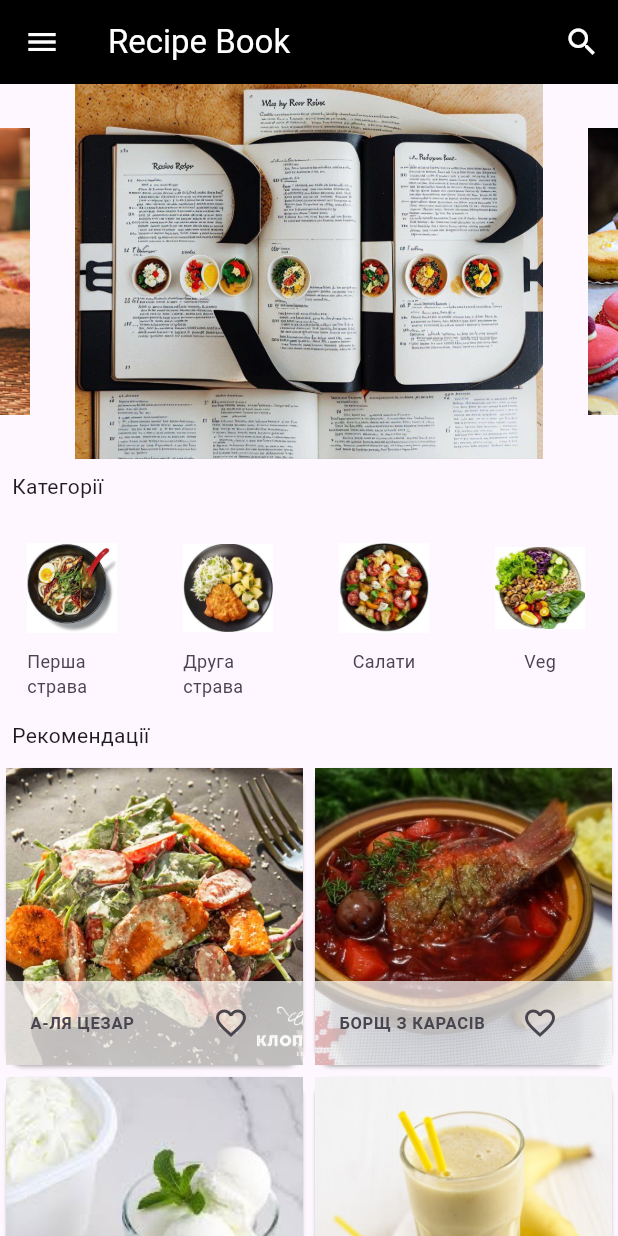
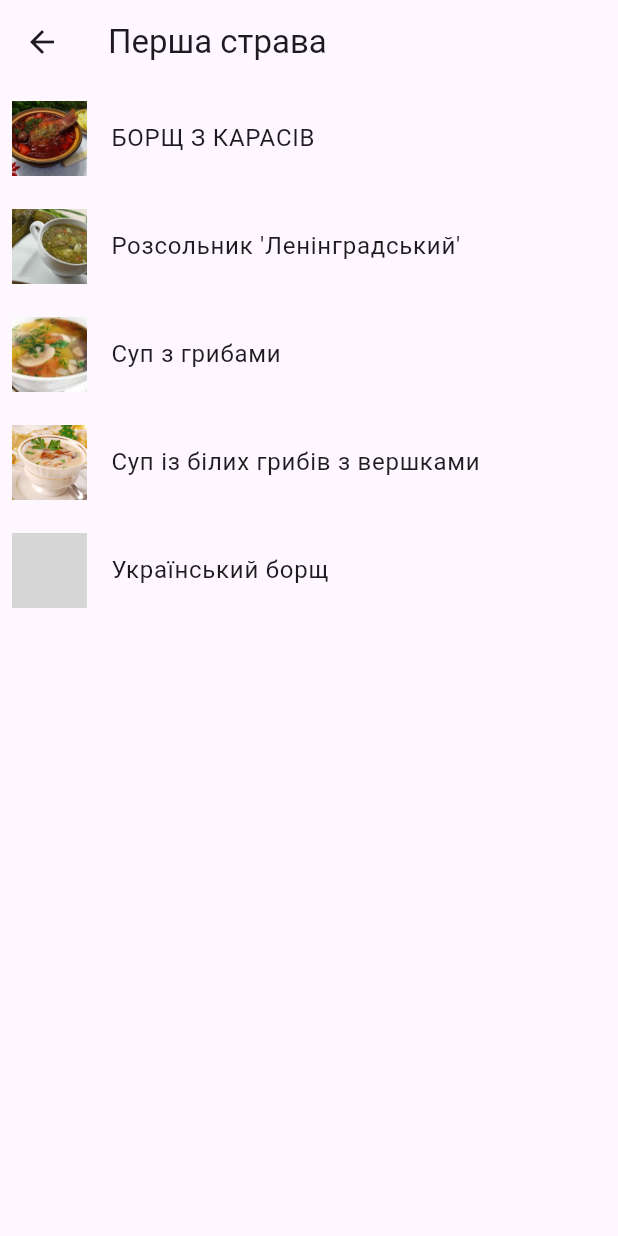
Before and after one commit to Snizanaaaa/recipebook, a Flutter app: the screen it shows after launch, after a tap on "Перша страва", on a phone screen of 412 x 824 dp. Run offline on Flutter 3.47's test engine with Material 3 defaults, Android fonts, the light colour scheme and no system bars; drawn by our look-alikes of carousel_slider; our stand-ins replace firebase_core; accounts and stored records are empty; grey boxes are pictures that could not be loaded.

Commit message:
перша страва і друга

```diff
--- a/lib/componets/horizontral_listview.dart
+++ b/lib/componets/horizontral_listview.dart
@@ -1,4 +1,26 @@
+import 'package:cook_book/componets/ty.dart';
 import 'package:flutter/material.dart';
+import 'prodhorizontal_listview.dart'; // Assuming Category widget is defined in category.dart
+import 'ty.dart';
+void main() => runApp(MyApp());
+
+class MyApp extends StatelessWidget {
+  @override
+  Widget build(BuildContext context) {
+    return MaterialApp(
+      title: 'Горизонтальний список навігації',
+      theme: ThemeData(
+        primarySwatch: Colors.blue,
+      ),
+      home: Scaffold(
+        appBar: AppBar(
+          title: Text('Приклад горизонтального списку'),
+        ),
+        body: HorizontalList(),
+      ),
+    );
+  }
+}
 
 class HorizontalList extends StatelessWidget {
   @override
@@ -7,14 +29,26 @@ class HorizontalList extends StatelessWidget {
       height: 130.0,
       child: ListView(
         scrollDirection: Axis.horizontal,
-        children: const <Widget>[
+        children: <Widget>[
           Category(
             imageLocation: 'assets/images/pomedor/suppomedor.jpg',
             imageCaption: 'Перша страва',
+            onTap: () {
+              Navigator.push(
+                context,
+                MaterialPageRoute(builder: (context) => FirstCourseScreen()),
+              );
+            },
           ),
           Category(
             imageLocation: 'assets/images/pomedor/maincourse.jpg',
             imageCaption: 'Друга страва',
+            onTap: () {
+              Navigator.push(
+                context,
+                MaterialPageRoute(builder: (context) => SecondCourseScreen()),
+              );
+            },
           ),
           Category(
             imageLocation: 'assets/images/pomedor/salatpomedor.jpg',
@@ -45,11 +79,13 @@ class HorizontalList extends StatelessWidget {
 class Category extends StatelessWidget {
   final String imageLocation;
   final String imageCaption;
+  final VoidCallback? onTap;
 
   const Category({
     Key? key,
     required this.imageLocation,
     required this.imageCaption,
+    this.onTap,
   }) : super(key: key);
 
   @override
@@ -57,7 +93,7 @@ class Category extends StatelessWidget {
     return Padding(
       padding: const EdgeInsets.all(2.0),
       child: InkWell(
-        onTap: () {},
+        onTap: onTap,
         child: Container(
           width: 100.0,
           child: ListTile(
--- /dev/null
+++ b/lib/componets/prodhorizontal_listview.dart
@@ -0,0 +1,336 @@
+import 'package:flutter/material.dart';
+
+void main() => runApp(MyApp());
+
+class MyApp extends StatelessWidget {
+  @override
+  Widget build(BuildContext context) {
+    return MaterialApp(
+      title: 'Horizontal List Navigation',
+      theme: ThemeData(
+        primarySwatch: Colors.blue,
+      ),
+      home: Scaffold(
+        appBar: AppBar(
+          title: Text('Horizontal List Example'),
+        ),
+        body: FirstCourseScreen(),
+      ),
+    );
+  }
+}
+
+class FirstCourseScreen extends StatelessWidget {
+  final List<Map<String, dynamic>> dishes = [
+    {
+      "name": "БОРЩ З КАРАСІВ",
+      "picture": "assets/images/products/supzkarasiv.jpg",
+      "cookingTime": 40,
+      "ingredients": [
+        '• 2 л води (+150 мл для овочів)',
+        '• 6 невеликих карасів',
+        '• 1 великий буряк',
+        '• 1 середня цибуля',
+        '• 4 середні картоплі',
+        '• 1 середня морква',
+        '• 200 мл домашнього томатного соку',
+        '• 200 г свіжої капусти',
+        '• 1 ст. л. соняшникової олії',
+        '• 2 лаврових листи',
+        '• 3 горошини духмяного перцю',
+        '• 1 ст. л. борошна',
+        '• 3 ст. л. соняшникової олії',
+        '• сіль та перець до смаку',
+      ],
+      "recipe": [
+        '1. Почистьте від луски та нутрощів рибу. Помийте під проточною водою та обсушіть. Я використав 6 маленьких карасиків.',
+        '2. Посоліть рибини з обох боків та запаніруйте в борошні, в мене пішла приблизно 1 ст. л. борошна.',
+        '3. Розігрійте пательню з 2 ст. л. олії та добре обсмажте карасів з обох сторін до рум’яної скоринки. Перекладіть на паперові рушники, щоб всоталася зайва олія.',
+        '4. Очистьте 1 великий буряк, 1 середню цибулину, 4 середні картоплини та 1 середню морквину. Цибулю поріжте кубиком, а моркву з буряком натріть на тертці.',
+        '5. Цибулю обсмажте у глибокій пательні з 1 ст. л. олії до м’якості. Додайте моркву і буряк, влийте 200 мл домашнього томатного соку і тушкуйте все разом кілька хвилин. Потім додайте 150 мл води, доведіть до кипіння і тушкуйте на повільному вогні 10 хвилин.',
+        '6. Тим часом очищену картоплю поріжте невеликими кубиками, викладіть у каструлю і залийте 2 л води. Варіть на середньому вогні з дрібкою солі 20 хвилин.',
+        '7. Нашаткуйте 200 г свіжої капусти, додайте у каструлю та варіть ще протягом 10 хвилин.',
+        '8. Після цього додайте в каструлю овочі з пательні, 2 лаврових листи, 3 горошини духмяного перцю, сіль та перець до смаку. Залиште на повільному вогні на 5 хвилин.',
+        '9. Додайте до борщу смажених карасів та проваріть все разом протягом кількох хвилин. Подавайте борщ з карасиком у тарілці.',
+      ],
+    },
+    {
+      "name": "Розсольник 'Ленінградський'",
+
+      "picture": "assets/images/van/ros.jpg",
+      "cookingTime": 60,
+      "ingredients": [
+        "Яловичина на кістці - 200-250 г",
+
+
+        "Картопля - 150-200 г",
+
+
+        "Огірки солоні - 2 шт.",
+
+
+        "Рис - 2 ст. ложки",
+
+
+        "Морква - 80 г",
+
+
+        "Цибуля ріпчаста - 70 г",
+
+
+        "Масло рослинне - 2 ст. ложки",
+
+
+        "Томатна паста - 1,5 ст. ложки",
+
+
+        "Петрушка свіжа - за смаком",
+
+
+        "Сіль, перець - за смаком",
+
+
+        "Вода - 2,5 л"
+
+
+      ],
+      "recipe": [
+
+
+        "1. Яловичину вимити, залити холодною водою і поставити на сильний вогонь. Після закипання води зменшити вогонь, зняти піну. Додати сіль за смаком і варити 40-50 хвилин під кришкою.",
+        "2. Дістати реберця з готового бульйону, відокремити м'ясо від кістки і повернути його в бульйон.",
+        "3. Цибулю і моркву нарізати невеликими кубиками. Обсмажити на рослинній олії до м'якості, потім додати томатну пасту, протушкувати кілька хвилин.",
+        "4. Додати до овочів нарізані кубиками огірки і протушкувати до м'якості.",
+        "5. Рис промити та відправити в бульйон. Варити кілька хвилин, потім додати нарізану кубиками картоплю і варити ще 10-12 хвилин.",
+
+
+        "6. Додати смажені овочі до супу і варити ще кілька хвилин до готовності.",
+
+
+        "7. Прикрасити свіжою петрушкою перед подачею. Приправити сіллю і перцем за смаком."
+      ],
+    },
+    {
+      "name": "Суп з грибами",
+      "picture": "assets/images/van/grb.jpg",
+      "cookingTime": 45,
+      "ingredients": [
+        '• Сушені гриби - 50 г',
+        '• Печериці - 600 г',
+        '• Цибуля ріпчаста - 400 г',
+        '• Вершки молочні 20% - 50 мл',
+        '• Молоко - 800 мл',
+        '• Масло вершкове - 50 г',
+        '• Сіль - за смаком',
+      ],
+      "recipe": [
+        '1. Підготуйте сушені гриби, ретельно промийте.',
+        '2. Намочіть гриби у холодній воді на 1-2 години.',
+        '3. Після намочування гриби відкиньте на друкарці.',
+        '4. Пересипайте гриби з цибулею в каструлю, залийте вершками з молоком.',
+        '5. Доведіть до кипіння на середньому вогні, зменшіть його і варіть суп на маленькому вогні ще 15 хвилин, в процесі додавши трохи солі.',
+      ],
+    },
+
+    {
+
+
+        "name": "Суп із білих грибів з вершками",
+      "picture": "assets/images/van/creamgrb.jpg",
+        "cookingTime": 60,
+        "ingredients": [
+          "Білі гриби свіжі – 2 кг",
+          "Оливкова олія – 1 ст.л.",
+          "Вершкове масло – 200 г",
+          "Цибуля ріпчаста – 2 шт.",
+          "Морква – 1 шт.",
+          "Борошно – 0,25 ст.",
+          "Вино біле сухе – 1 ст.",
+          "Вершки жирні – 1 ст.",
+          "Кухонна сіль – за смаком",
+          "Перець чорний мелений – за смаком",
+          "Зелена цибуля – 1 г",
+          "Петрушка – пучок",
+          "Кмин – за смаком"
+        ],
+        "recipe": [
+          "1. Свіжі гриби помити, почистити та порізати. Нагріти оливкову олію разом з 1 ст.л. вершкового масла на середньому вогні у великій сковорідці.",
+          "2. Дрібно порізати цибулю та моркву і додати в сковорідку разом з грибами. Посипати кмином, сіллю і перцем. Смажити овочі та гриби протягом 15 хвилин, доки вони не стануть м'якими.",
+          "3. Додати 6 стаканів холодної води, довести до кипіння, потім зменшити вогонь і варити 30 хвилин.",
+          "4. У іншій каструлі розтопити залишок вершкового масла, додати борошно і смажити до золотистого кольору, помішуючи постійно.",
+          "5. Додати біле сухе вино, варіти 1-2 хвилини, потім поступово додавати гарячий бульйон з грибів, постійно помішуючи, щоб уникнути утворення грудочок.",
+          "6. Довести суп до кипіння, зменшити вогонь і варити ще 10 хвилин.",
+          "7. Додати жирні вершки і сезонувати сіллю та перцем за смаком.",
+          "8. Подавати гарячим, прикрасити нарізаною зеленою цибулею та петрушкою."
+        ],
+    },
+    {
+      "name": "Український борщ",
+      "picture": "assets/images/products/borz.jpg",
+      "cookingTime": 45,
+      "ingredients": [
+        "Свинина, яловичина - до 1 кг",
+        "Морква - 1 шт",
+        "Картопля - 2-3 шт",
+        "Квасоля - 1 склянка",
+        "Корінь петрушки, селера - за смаком",
+        "Червоний буряк - 1-2 шт",
+        "Червоний солодкий перець - 1 шт",
+        "Часник - 2-3 зубчики",
+        "Цибуля - 1 шт",
+        "Капуста білокачанна - 0.5 головки",
+        "Сіль, чорний перець, зелень, гострий перець, лавровий лист, зелень петрушки і кропу, сметана - за смаком",
+        "Томатна паста - 2-3 ст. л"
+      ],
+      "recipe": [
+        "1. Налити холодну воду в каструлю обсягом трохи більше половини, але не більше двох третин. Поставити на вогонь.",
+        "2. Вимити м'ясо, нарізати на шматки по 40-50 грам, додати до води. Довести до кипіння, знімати піну.",
+        "3. Додати лавровий лист, корінь петрушки і селера. Посолити, поперчити за смаком. Варити м'ясний бульйон мінімум годину, поки м'ясо не стане м'яким.",
+        "4. Витягти з бульйону корінь петрушки і лавровий лист. Додати замочену квасоль і варити ще 20 хвилин, доки квасоля не стане трохи м'якшою.",
+        "5. Додати нарізану моркву, цибулю і червоний перець. Варити ще 15 хвилин.",
+        "6. Додати дрібно нарізаний часник і свіжий гострий перець, за смаком.",
+        "7. Почистити і нарізати червоний буряк. Додати в киплячий борщ і варити ще 10 хвилин, доки буряк не стане м'яким.",
+        "8. Додати нарізану картоплю і варити ще 15 хвилин або до того, як картопля буде готовою.",
+        "9. Додати томатну пасту, солі і перцю за смаком. Варити ще 5 хвилин.",
+        "10. Нарізати білокачанну капусту і додати в борщ. Варити ще 5 хвилин.",
+        "11. Додати дрібно нарізану зелень петрушки і кропу. Приправити за смаком сіллю і перцем.",
+        "12. Вимкнути вогонь і дати борщу настоятися до наступного ранку.",
+        "13. Під час подачі подавати з сметаною.",
+        "14. Насолоджуйтеся справжнім українським борщем!"
+      ],
+    },
+
+  ];
+
+  @override
+  Widget build(BuildContext context) {
+    return Scaffold(
+      appBar: AppBar(
+        title: Text('Перша страва'),
+      ),
+      body: ListView.builder(
+        itemCount: dishes.length,
+        itemBuilder: (context, index) {
+          final dish = dishes[index];
+          return ListTile(
+            contentPadding: EdgeInsets.all(8.0),
+            title: Text(dish['name']),
+            leading: Image.asset(
+              dish['picture'],
+              width: 50.0,
+              height: 50.0,
+              fit: BoxFit.cover,
+            ),
+            onTap: () {
+              Navigator.push(
+                context,
+                MaterialPageRoute(
+                  builder: (context) => DishDetailScreen(dish: dish),
+                ),
+              );
+            },
+          );
+        },
+      ),
+    );
+  }
+}
+
+class DishDetailScreen extends StatelessWidget {
+  final Map<String, dynamic> dish;
+
+  const DishDetailScreen({Key? key, required this.dish}) : super(key: key);
+
+  @override
+  Widget build(BuildContext context) {
+    return Scaffold(
+      appBar: AppBar(
+        title: Text(dish['name']),
+      ),
+      body: Padding(
+        padding: const EdgeInsets.all(16.0),
+        child: SingleChildScrollView(
+          child: Column(
+            crossAxisAlignment: CrossAxisAlignment.start,
+            children: [
+              Image.asset(dish['picture']),
+              SizedBox(height: 10.0),
+              Text(
+                'Час приготування: ${dish['cookingTime']} хвилин',
+                style: TextStyle(fontSize: 16.0),
+              ),
+              SizedBox(height: 20.0),
+              const Text(
+                'Інгредієнти:',
+                style: TextStyle(fontSize: 18.0, fontWeight: FontWeight.bold),
+              ),
+              SizedBox(height: 10.0),
+              _buildIngredientList(dish['ingredients']),
+              SizedBox(height: 20.0),
+              const Text(
+                'Рецепт:',
+                style: TextStyle(fontSize: 18.0, fontWeight: FontWeight.bold),
+              ),
+              SizedBox(height: 10.0),
+              _buildRecipeSteps(dish['recipe']),
+            ],
+          ),
+        ),
+      ),
+    );
+  }
+
+  Widget _buildIngredientList(List<String> ingredients) {
+    return Column(
+      crossAxisAlignment: CrossAxisAlignment.start,
+      children: ingredients.map((ingredient) => Text(ingredient)).toList(),
+    );
+  }
+
+  Widget _buildRecipeSteps(List<String> steps) {
+    return Column(
+      crossAxisAlignment: CrossAxisAlignment.start,
+      children: steps.map((step) => Text(step)).toList(),
+    );
+  }
+}
+
+class Category extends StatelessWidget {
+  final String imageLocation;
+  final String imageCaption;
+  final VoidCallback? onTap;
+
+  const Category({
+    Key? key,
+    required this.imageLocation,
+    required this.imageCaption,
+    this.onTap,
+  }) : super(key: key);
+
+  @override
+  Widget build(BuildContext context) {
+    return Padding(
+      padding: const EdgeInsets.all(2.0),
+      child: InkWell(
+        onTap: onTap,
+        child: Container(
+          width: 100.0,
+          child: ListTile(
+            title: Image.asset(
+              imageLocation,
+              width: 100.0,
+              height: 80.0,
+            ),
+            subtitle: Container(
+              alignment: Alignment.topCenter,
+              child: Text(
+                imageCaption,
+                style: const TextStyle(fontSize: 12.0),
+              ),
+            ),
+          ),
+        ),
+      ),
+    );
+  }
+}
--- a/pubspec.yaml
+++ b/pubspec.yaml
@@ -24,3 +24,5 @@ flutter:
     - assets/images/
     - assets/images/pomedor/
     - assets/images/products/
+    - assets/images/van/
+    - assets/images/ty/
```
Also changed, not shown: lib/componets/products.dart (+6 -5 lines), lib/componets/ty.dart (added, +291 -0 lines), assets/images/ty/crip.jpg (added), assets/images/ty/drn.jpg (added), assets/images/ty/kar.jpg (added), assets/images/ty/por.jpg (added), assets/images/van/borz.jpg (added), assets/images/van/creamgrb.jpg (added), assets/images/van/grb.jpg (added), assets/images/van/ros.jpg (added), pubspec.lock.
